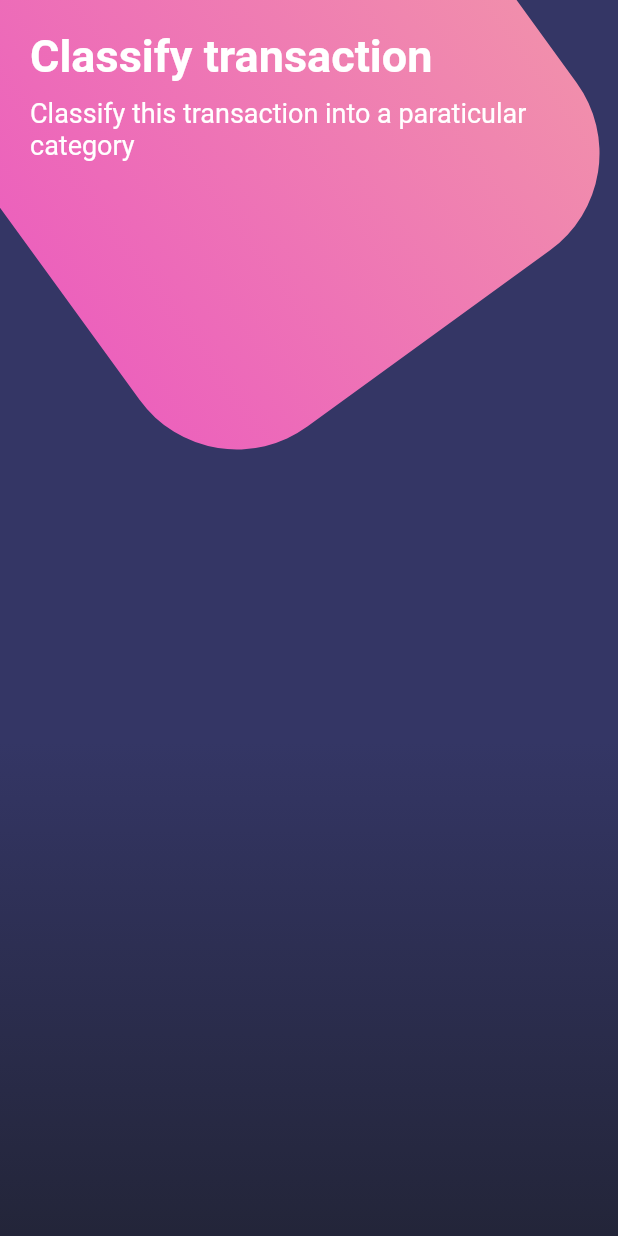
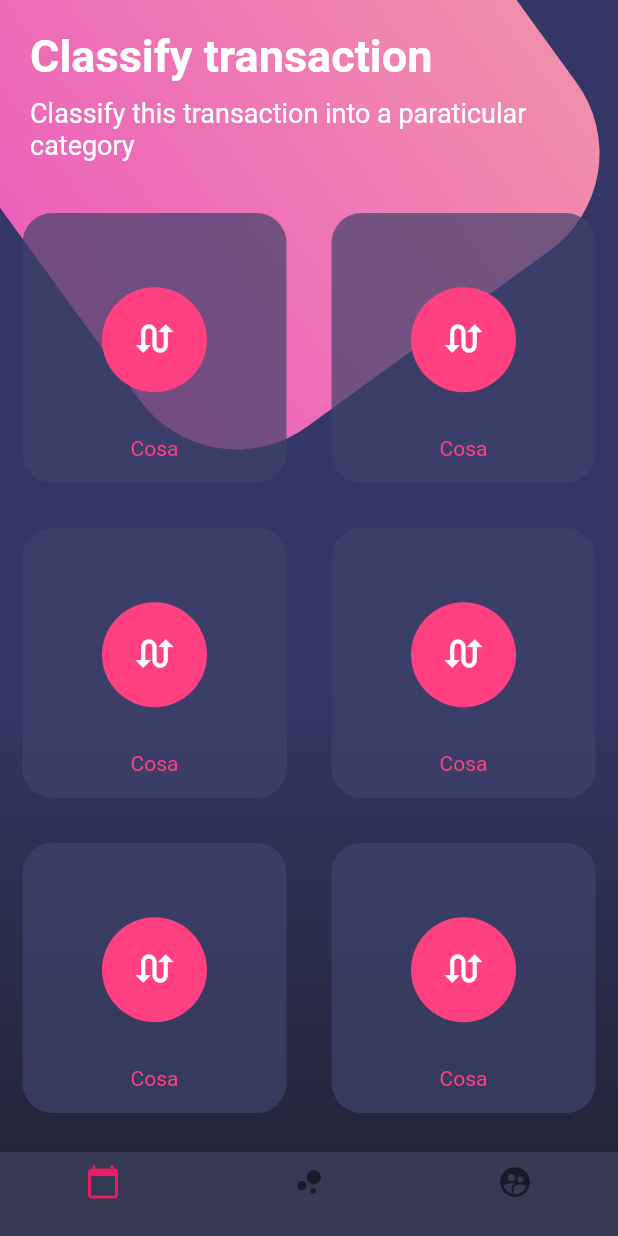
Before and after one commit to OmarACY/Flutter-Designs, a Flutter app: the screen it shows after launch, on a phone screen of 412 x 824 dp. Run offline on Flutter 3.47's test engine with Material 2 defaults, Android fonts, the phone set to English and light mode, and no system bars; missing offline and left inert: lipsum.

Commit message:
140. Diseño compuesto - Table y TableRow

```diff
--- a/lib/pages/buttons_page.dart
+++ b/lib/pages/buttons_page.dart
@@ -12,12 +12,14 @@ class ButtonsPage extends StatelessWidget {
           SingleChildScrollView(
             child: Column(
               children: <Widget>[
-                _titles()
+                _titles(),
+                _roundedButtons()
               ],
             ),
           )
         ],
       ),
+      bottomNavigationBar: _bottomNavigationBar(context),
     );
   }
 
@@ -80,4 +82,88 @@ class ButtonsPage extends StatelessWidget {
       ),
     );
   }
+
+  Widget _bottomNavigationBar(BuildContext context){
+    return Theme(
+        data: Theme.of(context).copyWith(
+            canvasColor: Color.fromRGBO(55, 57, 84, 1.0),
+            primaryColor: Colors.pinkAccent,
+            textTheme: Theme.of(context).textTheme.copyWith(
+              caption: TextStyle( color: Color.fromRGBO(116, 117, 152, 1.0))
+            )
+        ),
+        child: BottomNavigationBar(
+          fixedColor: Colors.pink,
+          items: <BottomNavigationBarItem>[
+            BottomNavigationBarItem(
+                icon: Icon( Icons.calendar_today),
+                title: Container()
+            ),
+            BottomNavigationBarItem(
+                icon: Icon( Icons.bubble_chart),
+                title: Container()
+            ),
+            BottomNavigationBarItem(
+                icon: Icon( Icons.supervised_user_circle),
+                title: Container()
+            )
+          ],
+        )
+    );
+  }
+
+  Widget _roundedButtons() {
+    return Table(
+      children: [
+        TableRow(
+          children: [
+            _createRoundedButton(),
+            _createRoundedButton(),
+          ]
+        ),
+        TableRow(
+          children: [
+            _createRoundedButton(),
+            _createRoundedButton(),
+          ]
+        ),
+        TableRow(
+          children: [
+            _createRoundedButton(),
+            _createRoundedButton(),
+          ]
+        ),
+        TableRow(
+          children: [
+            _createRoundedButton(),
+            _createRoundedButton(),
+          ]
+        ),
+      ],
+    );
+  }
+
+  Widget _createRoundedButton() {
+    return Container(
+      height: 180.0,
+      margin: EdgeInsets.all(15.0),
+      decoration: BoxDecoration(
+        color: Color.fromRGBO(62, 66, 107, 0.7),
+        borderRadius: BorderRadius.circular(20.0)
+      ),
+      child: Column(
+        mainAxisAlignment: MainAxisAlignment.spaceAround,
+        children: <Widget>[
+          SizedBox( height: 5.0),
+          CircleAvatar(
+            backgroundColor: Colors.pinkAccent,
+            radius: 35.0,
+            child: Icon(Icons.swap_calls, color: Colors.white, size: 30.0),
+          ),
+          Text('Cosa', style: TextStyle( color: Colors.pinkAccent)),
+        ],
+      ),
+    );
+  }
+
 }
```
